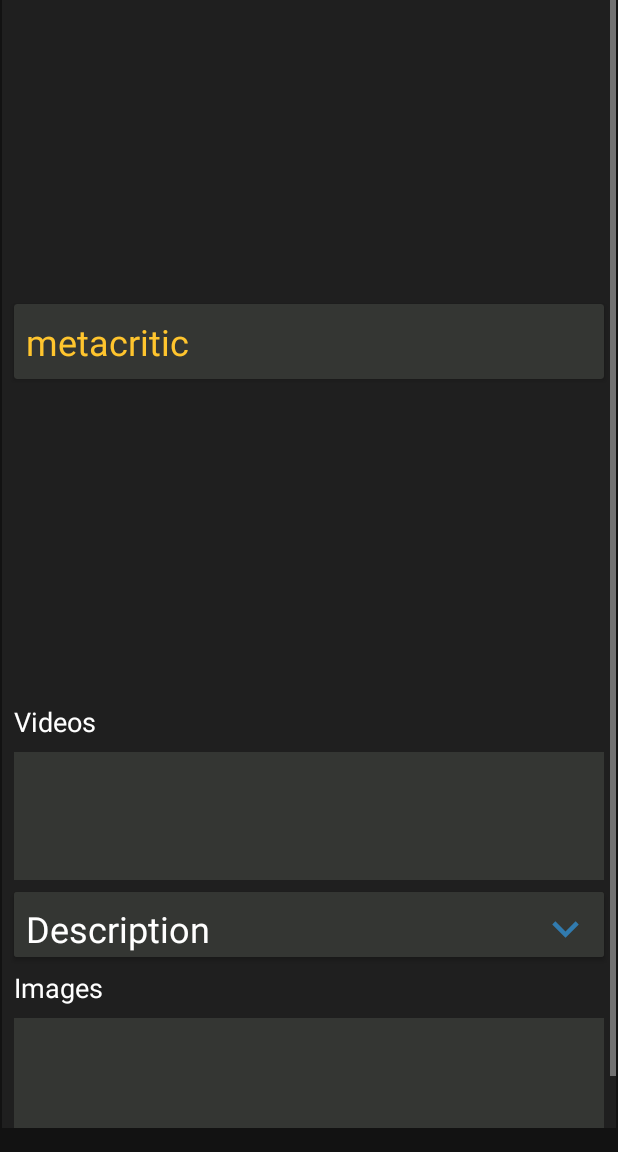
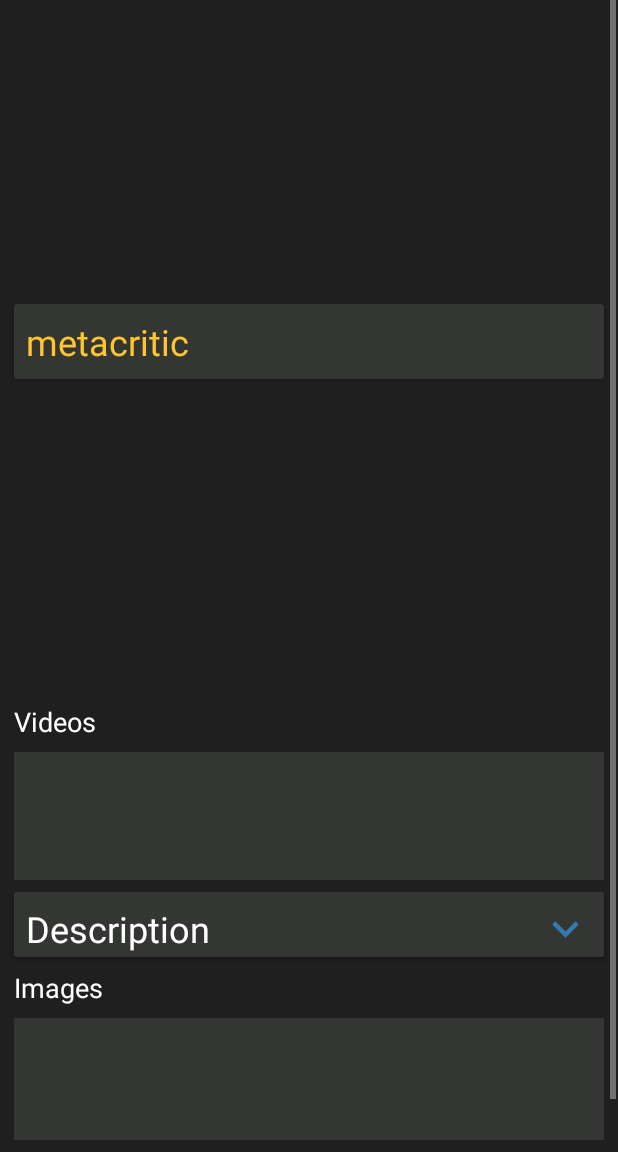
Before and after one commit to TevinH14/GameExplorer, an Android app: the GameDetailActivity screen opened directly, with no data from a screen before it, on a phone screen of 412 x 824 dp, the part 84-1236 px from its top. Run offline under Robolectric (Android 15) with nearby library versions, the phone set to English and light mode, and no system bars; our stand-ins replace Firebase (no records; nobody signed in at launch, a user with empty details on screens opened directly), Picasso; pictures from the network do not load; 38 statements that could not run were skipped.

Commit message:
Updated
Updated Ui elements to fix fix new data requirments

```diff
--- a/GameExplorer/app/src/main/res/layout/activity_game_detail.xml
+++ b/GameExplorer/app/src/main/res/layout/activity_game_detail.xml
@@ -4,6 +4,7 @@
     xmlns:tools="http://schemas.android.com/tools"
     android:layout_width="match_parent"
     android:layout_height="match_parent"
+    android:background="@color/backGroundDark"
     tools:context=".activity.GameDetailActivity">
 
     <FrameLayout
@@ -12,7 +13,7 @@
         android:layout_height="0dp"
         android:layout_marginStart="1dp"
         android:layout_marginEnd="1dp"
-        android:layout_marginBottom="16dp"
+        android:layout_marginBottom="8dp"
         app:layout_constraintBottom_toBottomOf="parent"
         app:layout_constraintEnd_toEndOf="parent"
         app:layout_constraintStart_toStartOf="parent"
@@ -21,9 +22,9 @@
     </FrameLayout>
 
     <include
+        android:id="@+id/toolbar_gd"
         layout="@layout/toolbar"
-        android:id="@+id/toolbar_gd"
         android:layout_width="match_parent"
-        android:layout_height="wrap_content"/>
+        android:layout_height="wrap_content" />
 
 </androidx.constraintlayout.widget.ConstraintLayout>
```
